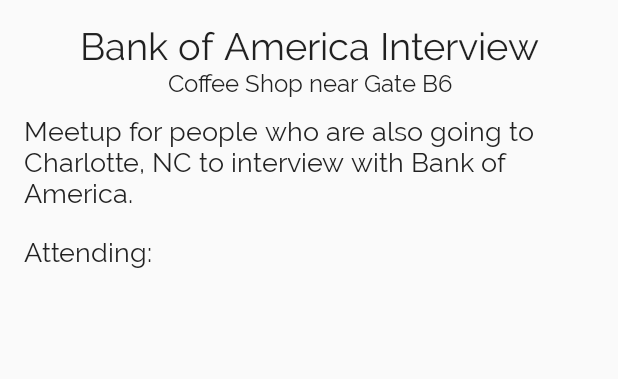
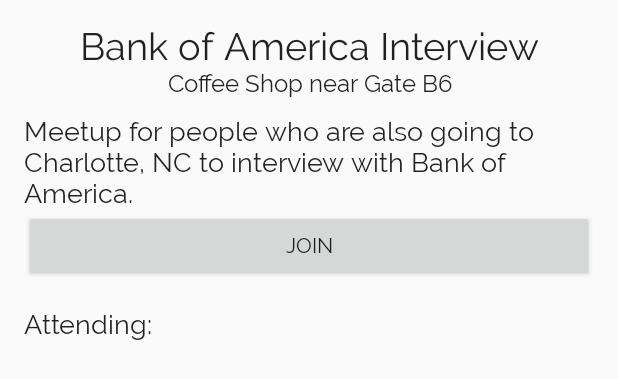
Before and after one commit to nikitarajput/AirPal, an Android app: the layout activity_meetup_details.xml on its own in the app's theme, with its tools: preview values and no code run, on a phone screen of 412 x 824 dp. Shown: the top 379 px of the screen. Run offline under Robolectric (Android 15) with nearby library versions, the phone set to English and light mode, and no system bars.

Commit message:
Added join button

```diff
--- a/app/src/main/res/layout/activity_meetup_details.xml
+++ b/app/src/main/res/layout/activity_meetup_details.xml
@@ -52,6 +52,12 @@
         android:layout_below="@+id/meetupLocation"
         android:layout_alignParentStart="true" />
 
+        <Button
+            android:id="@+id/joinButton"
+            android:layout_width="match_parent"
+            android:layout_height="wrap_content"
+            android:text="JOIN" />
+
         <EditText
             android:id="@+id/meetingUsers"
             android:layout_width="match_parent"
```
Lines whose indentation alone changed are shown as unchanged.
